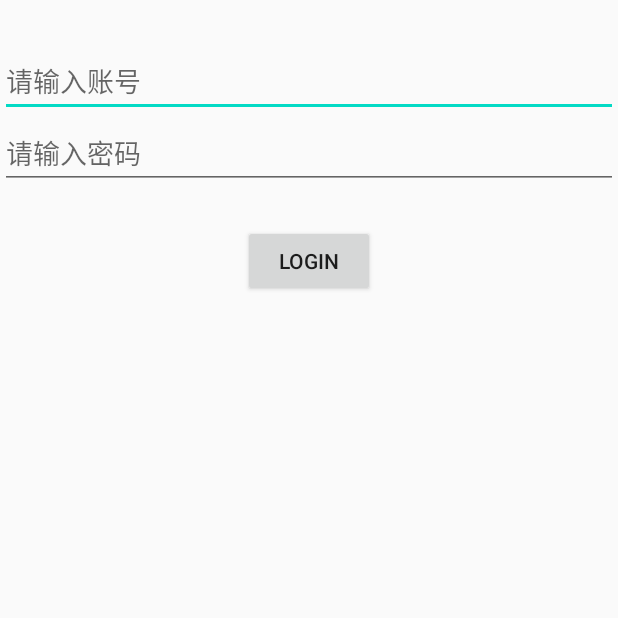
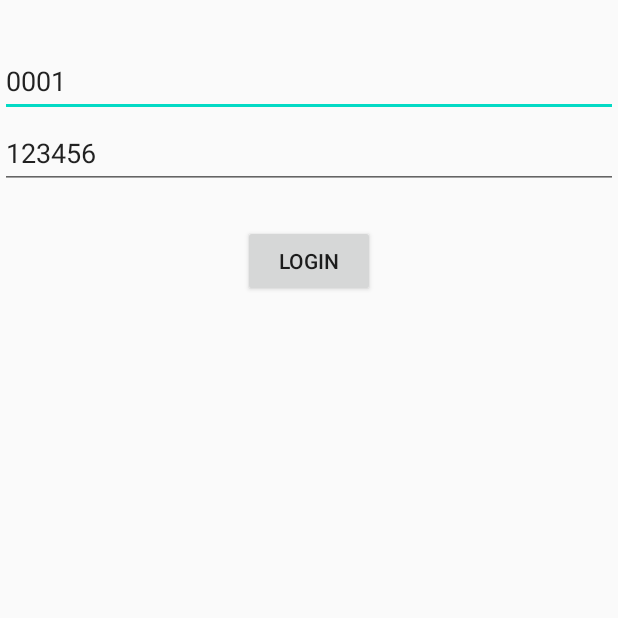
Before and after one commit to mzj-xk/WeatherApp, an Android app: the fragment LoginFragment shown on its own in the app's theme, after a tap on "LOGIN", on a phone screen of 412 x 824 dp, the top half of it. Run offline under Robolectric (Android 15) with nearby library versions, the phone set to English and light mode, and no system bars; libraries missing offline, so code that uses them is left out: com.permissionx.guolindev; 2 statements that could not run were skipped.

Commit message:
更改了login按钮的点击事件

```diff
--- a/app/src/main/java/com/android/weatherapp3/ui/login/LoginFragment.kt
+++ b/app/src/main/java/com/android/weatherapp3/ui/login/LoginFragment.kt
@@ -1,5 +1,6 @@
 package com.android.weatherapp3.ui.login
 
+import android.annotation.SuppressLint
 import android.content.Context
 import android.os.Bundle
 import android.util.Log
@@ -26,6 +27,7 @@ class LoginFragment : Fragment() {
         return inflater.inflate(R.layout.login, container, false)
     }
 
+    @SuppressLint("CommitPrefEdits")
     override fun onActivityCreated(savedInstanceState: Bundle?) {
         super.onActivityCreated(savedInstanceState)
         val layoutManager = LinearLayoutManager(activity)
@@ -51,9 +53,9 @@ class LoginFragment : Fragment() {
             viewModel.changeIsLogin(false)
         }
 
-
+        // 点击登录
         login.setOnClickListener {
-            viewModel.loginAccount("0001","123456")
+            viewModel.loginAccount(userNameEt.text.toString(), passWordEt.text.toString())
         }
 
         //  如果未登录就显示登录框
--- a/app/src/main/res/layout/login.xml
+++ b/app/src/main/res/layout/login.xml
@@ -29,6 +29,7 @@
                 android:layout_width="match_parent"
                 android:layout_height="wrap_content"
                 android:hint="请输入账号"
+                android:text="0001"
                 app:layout_constraintEnd_toEndOf="parent"
                 app:layout_constraintStart_toStartOf="parent"
                 app:layout_constraintTop_toTopOf="parent" />
@@ -38,6 +39,7 @@
                 android:layout_width="match_parent"
                 android:layout_height="wrap_content"
                 android:hint="请输入密码"
+                android:text="123456"
                 app:layout_constraintTop_toBottomOf="@+id/userNameEt" />
 
             <Button
```
